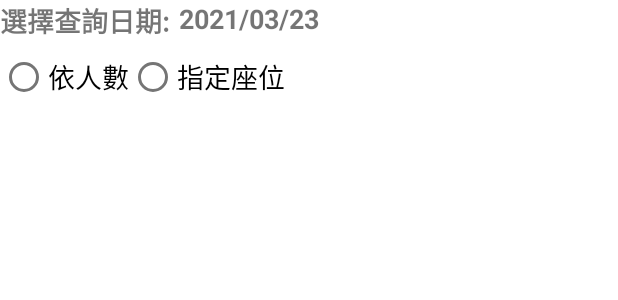
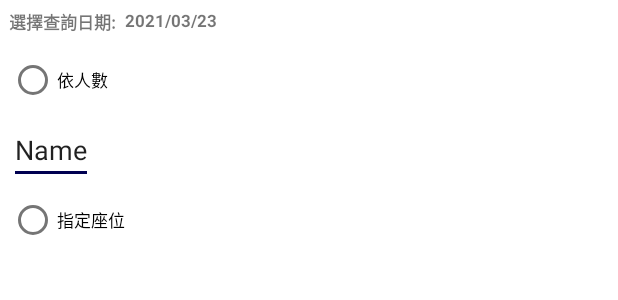
Before and after one commit to EnzoHsieh-Android/mCitrusTablet, an Android app: the layout dialog_search_table.xml on its own in the app's theme, with its tools: preview values and no code run, on a phone screen of 412 x 824 dp. Shown: the top 300 px of the screen. Run offline under Robolectric (Android 15) with nearby library versions, the light colour scheme and no system bars.

Commit message:
no message

```diff
--- a/app/src/main/res/layout/dialog_search_table.xml
+++ b/app/src/main/res/layout/dialog_search_table.xml
@@ -3,50 +3,74 @@
     xmlns:app="http://schemas.android.com/apk/res-auto"
     xmlns:tools="http://schemas.android.com/tools"
     android:layout_width="match_parent"
-    android:layout_height="match_parent">
+    android:layout_height="wrap_content">
 
 
     <TextView
+        android:layout_margin="@dimen/dp_5"
         android:id="@+id/select_day_hint"
-        android:layout_width="wrap_content"
+        android:layout_width="0dp"
         android:layout_height="wrap_content"
         android:text="選擇查詢日期:"
-        android:textSize="@dimen/sp_16"
+        android:textSize="@dimen/sp_10"
         android:textStyle="bold"
         app:layout_constraintStart_toStartOf="parent"
         app:layout_constraintTop_toTopOf="parent" />
 
     <TextView
+        android:id="@+id/llDate"
+        android:layout_margin="@dimen/dp_5"
         android:layout_width="wrap_content"
         android:layout_height="wrap_content"
         android:layout_marginStart="@dimen/dp_5"
         android:text="2021/03/23"
-        android:textSize="@dimen/sp_16"
+        android:textSize="@dimen/sp_10"
         android:textStyle="bold"
         app:layout_constraintStart_toEndOf="@+id/select_day_hint"
         app:layout_constraintTop_toTopOf="parent" />
 
     <RadioGroup
+        android:layout_margin="@dimen/dp_5"
+        android:id="@+id/choseType"
         app:layout_constraintTop_toBottomOf="@+id/select_day_hint"
         app:layout_constraintStart_toStartOf="parent"
-        android:layout_width="wrap_content"
+        android:layout_width="match_parent"
         android:layout_height="wrap_content"
-        android:orientation="horizontal" >
+        android:orientation="vertical" >
 
         <RadioButton
             android:id="@+id/radioButton"
             android:layout_width="match_parent"
             android:layout_height="wrap_content"
-            android:textSize="@dimen/sp_16"
+            android:textSize="@dimen/sp_10"
             android:text="依人數" />
+
+        <EditText
+            android:layout_width="wrap_content"
+            android:layout_height="wrap_content"
+            android:text="@string/name"
+            android:inputType="none"/>
 
         <RadioButton
             android:id="@+id/radioButton2"
             android:layout_width="match_parent"
             android:layout_height="wrap_content"
-            android:textSize="@dimen/sp_16"
+            android:textSize="@dimen/sp_10"
             android:text="指定座位" />
+
     </RadioGroup>
 
 
+    <androidx.recyclerview.widget.RecyclerView
+        android:visibility="gone"
+        android:layout_margin="@dimen/dp_5"
+        app:layout_constraintTop_toBottomOf="@+id/choseType"
+        app:layout_constraintBottom_toBottomOf="parent"
+        app:layout_constraintEnd_toEndOf="parent"
+        app:layout_constraintStart_toStartOf="parent"
+        android:layout_width="0dp"
+        android:layout_height="@dimen/dp_300"
+        android:background="@color/primaryColor"
+        />
+
 </androidx.constraintlayout.widget.ConstraintLayout>
```
Also changed, not shown: app/src/main/java/com/citrus/mCitrusTablet/util/ui/CustomGuestDetailDialog.kt (+18 -9 lines), app/src/main/java/com/citrus/mCitrusTablet/util/ui/CustomSearchTableDialog.kt (+36 -10 lines), app/src/main/java/com/citrus/mCitrusTablet/view/reservation/ReservationFragment.kt (+6 -9 lines), app/src/main/res/layout/dialog_guest_detail.xml (+19 -21 lines), app/src/main/res/layout/fragment_reservation.xml (+11 -12 lines).
